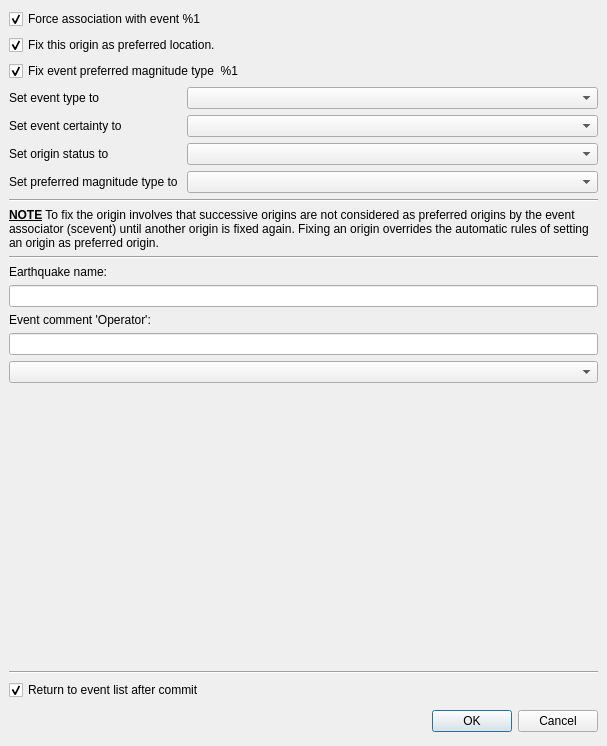
The window that libs/seiscomp/gui/datamodel/originlocatorview_commit.ui (SeisComP/common) describes before a commit, drawn with Qt 5.
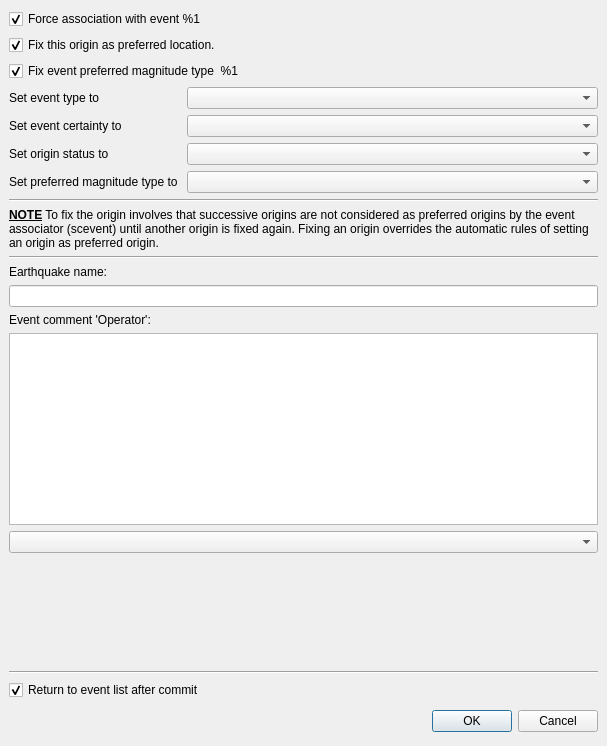
The same window after the commit.

Commit message: [gui] Replace operators comment QLineEdit with QTextEdit in dialog "Commit with additional options"

Patch:
```diff
--- a/libs/seiscomp/gui/datamodel/originlocatorview_commit.ui
+++ b/libs/seiscomp/gui/datamodel/originlocatorview_commit.ui
@@ -189,11 +189,7 @@
        </widget>
       </item>
       <item>
-       <widget class="QLineEdit" name="editEQComment">
-        <property name="maxLength">
-         <number>160</number>
-        </property>
-       </widget>
+       <widget class="QTextEdit" name="editEQComment"/>
       </item>
       <item>
        <widget class="QComboBox" name="comboEQComment"/>
```
Left out of the diff: 6 changed lines with no effect on the pictures. The commit also changes 1 other file.
